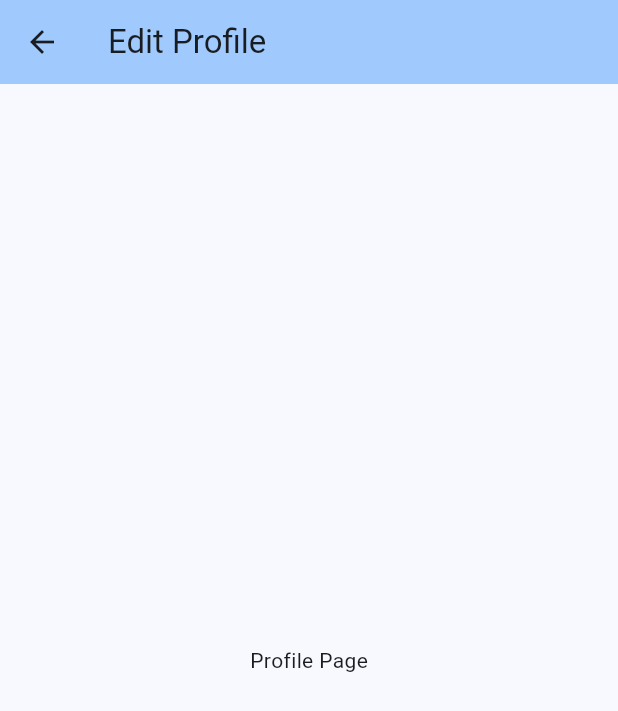
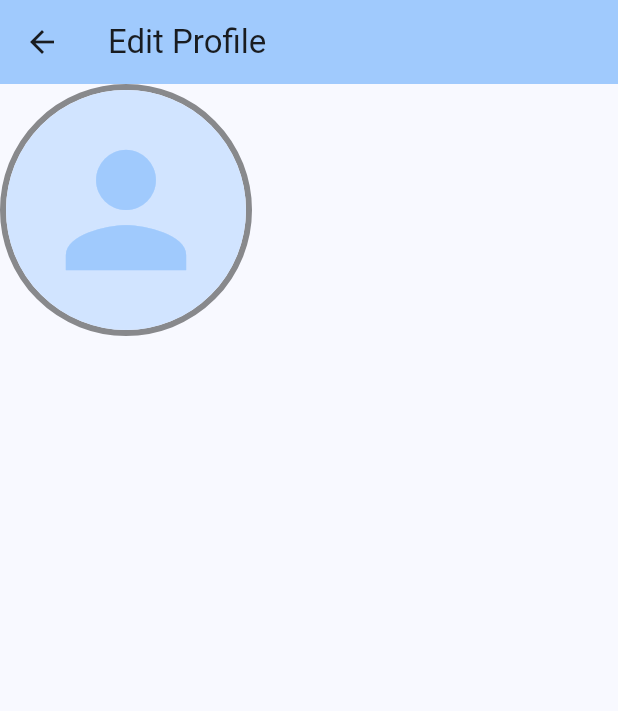
Before and after one commit to CSSE480-Fisher-Fall-2024-2025/MovieQuotes, a Flutter app: the ProfilePage screen opened directly, on a phone screen of 412 x 824 dp. Shown: the top 711 px of the screen. Run offline on Flutter 3.47's test engine with Material 3 defaults, Android fonts, the phone set to English and light mode, and no system bars; our stand-ins replace cloud_firestore, email_validator, firebase_auth, firebase_core, firebase_ui_firestore; missing offline and left inert: firebase_ui_auth, firebase_ui_oauth_google; accounts and stored records are empty.

Commit message:
UI for the profile image

```diff
--- /dev/null
+++ b/moviequotes/lib/components/profile_image.dart
@@ -0,0 +1,42 @@
+import 'package:flutter/foundation.dart';
+import 'package:flutter/material.dart';
+
+class ProfileImage extends StatelessWidget {
+  final String? imageUrl;
+  final double radius;
+
+  const ProfileImage({
+    required this.imageUrl,
+    this.radius = 80.0,
+    super.key,
+  });
+
+  @override
+  Widget build(BuildContext context) {
+    ImageProvider? image;
+    if (imageUrl != null && imageUrl!.isNotEmpty) {
+      image = NetworkImage(imageUrl!);
+    }
+
+    return Container(
+      decoration: BoxDecoration(
+        shape: BoxShape.circle,
+        border: Border.all(
+          width: 4.0,
+          color: Colors.black45,
+        ),
+      ),
+      child: CircleAvatar(
+        radius: radius,
+        backgroundImage: image,
+        foregroundColor: Theme.of(context).colorScheme.inversePrimary,
+        child: image == null
+            ? Icon(
+                Icons.person,
+                size: 1.5 * radius,
+              )
+            : null,
+      ),
+    );
+  }
+}
--- a/moviequotes/lib/main.dart
+++ b/moviequotes/lib/main.dart
@@ -4,6 +4,9 @@ import 'package:moviequotes/pages/movie_quotes_list_page.dart';
 import 'package:firebase_core/firebase_core.dart';
 import 'firebase_options.dart';
 
+// Don't click the run button due to https images! Do this instead:
+// flutter run -d chrome --web-renderer html
+// (and then don't forget to hit "r" to reload)
 void main() async {
   WidgetsFlutterBinding.ensureInitialized();
   await Firebase.initializeApp(
--- a/moviequotes/lib/pages/profile_page.dart
+++ b/moviequotes/lib/pages/profile_page.dart
@@ -2,6 +2,7 @@ import 'dart:async';
 
 import 'package:flutter/foundation.dart';
 import 'package:flutter/material.dart';
+import 'package:moviequotes/components/profile_image.dart';
 import 'package:moviequotes/managers/auth_manager.dart';
 import 'package:moviequotes/managers/user_data_document_manager%20copy.dart';
 
@@ -47,8 +48,10 @@ class _ProfilePageState extends State<ProfilePage> {
         title: const Text("Edit Profile"),
         backgroundColor: Theme.of(context).colorScheme.inversePrimary,
       ),
-      body: const Center(
-        child: Text("Profile Page"),
+      body: Column(
+        children: [
+          ProfileImage(imageUrl: UserDataDocumentManager.instance.imageUrl),
+        ],
       ),
     );
   }
```
